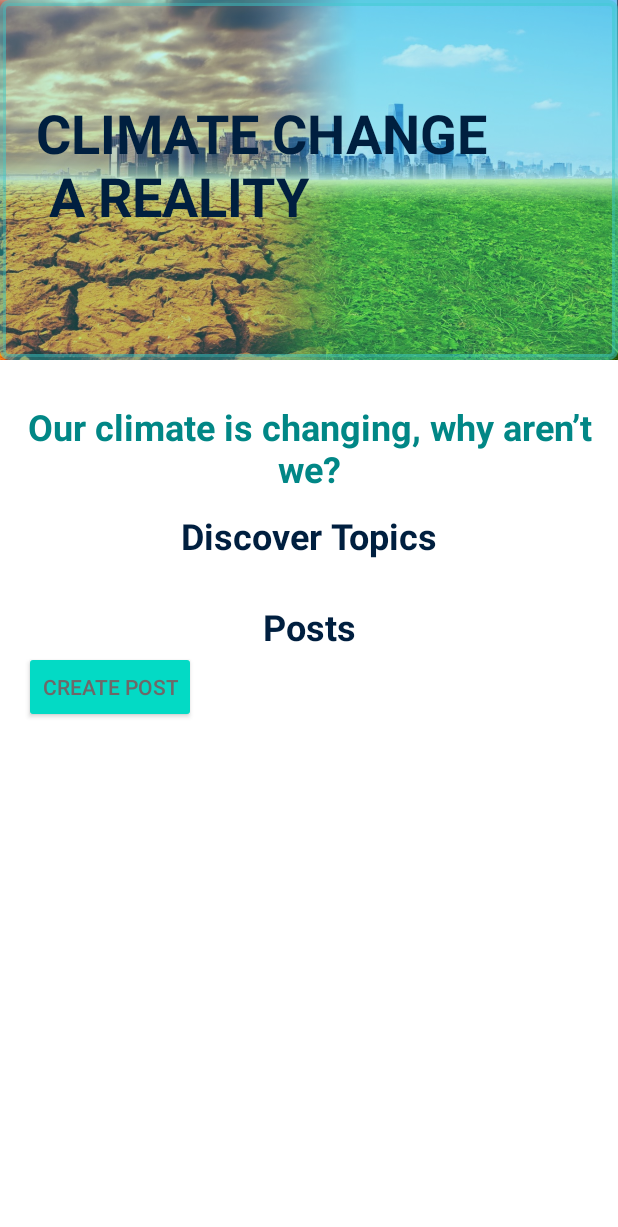
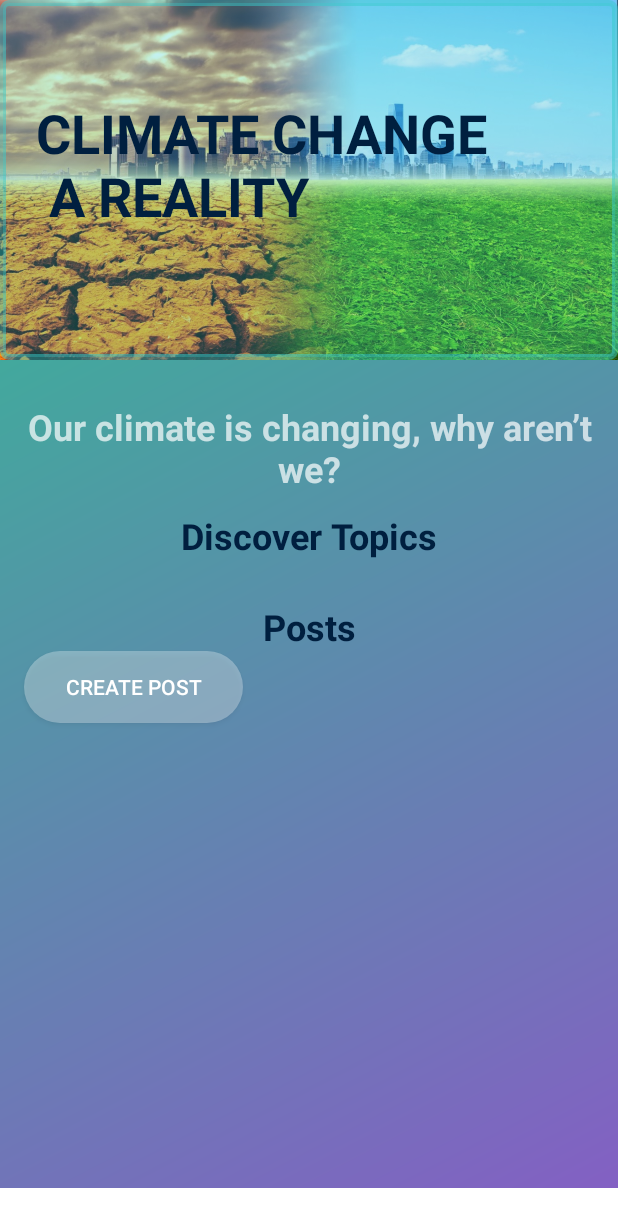
Before and after one commit to RahulSoni0/KnowEco, an Android app: the layout activity_main.xml on its own in the app's theme, with its tools: preview values and no code run, on a phone screen of 412 x 824 dp. Shown: the top 1227 px of the screen. Run offline under Robolectric (Android 15) with nearby library versions, the phone set to English and light mode, and no system bars.

Commit message:
Ui improved v2

```diff
--- a/app/src/main/res/layout/activity_main.xml
+++ b/app/src/main/res/layout/activity_main.xml
@@ -8,6 +8,12 @@
     android:paddingBottom="32dp"
     >
 
+    <ImageView
+        android:layout_width="match_parent"
+        android:layout_height="match_parent"
+        android:src="@drawable/grad3">
+
+    </ImageView>
 
 
     <ScrollView
@@ -71,7 +77,7 @@
                 android:fontFamily="sans-serif"
                 android:textAlignment="center"
                 android:text="Our climate is changing, why aren’t we?"
-                android:textColor="@color/teal_700"
+                android:textColor="#B3FFFFFF"
                 android:textSize="24sp"
                 android:textStyle="bold"
                 app:layout_constraintStart_toStartOf="parent"
@@ -133,17 +139,19 @@
 
             <androidx.appcompat.widget.AppCompatButton
                 android:id="@+id/add_post"
-                android:layout_width="wrap_content"
+                android:background="@drawable/shapebtn"
+                android:layout_width="146dp"
+                android:foreground="?selectableItemBackground"
                 android:layout_height="wrap_content"
                 android:textAlignment="center"
                 android:text="Create Post"
-                android:textColor="#6E6868"
+                android:clickable="true"
+                android:textColor="@android:color/white"
                 android:textSize="14sp"
                 android:textStyle="normal"
                 app:layout_constraintTop_toBottomOf="@id/subheading2"
                 app:layout_constraintLeft_toLeftOf="parent"
                 android:layout_marginLeft="16dp"
-                android:backgroundTint="@color/teal_200"
 
 
 
--- a/app/src/main/res/layout/fragment_create_post.xml
+++ b/app/src/main/res/layout/fragment_create_post.xml
@@ -4,7 +4,8 @@
     android:layout_width="match_parent"
     android:layout_height="match_parent"
     xmlns:app="http://schemas.android.com/apk/res-auto"
-    tools:context=".Fragments.CreatePost">
+    tools:context=".Fragments.CreatePost"
+    android:layout_marginBottom="32dp">
     <ImageView
         android:layout_width="match_parent"
         android:layout_height="match_parent"
```
